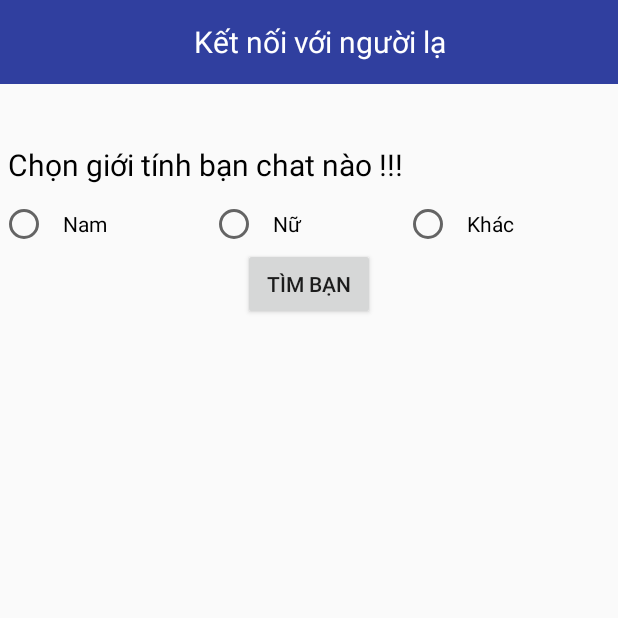
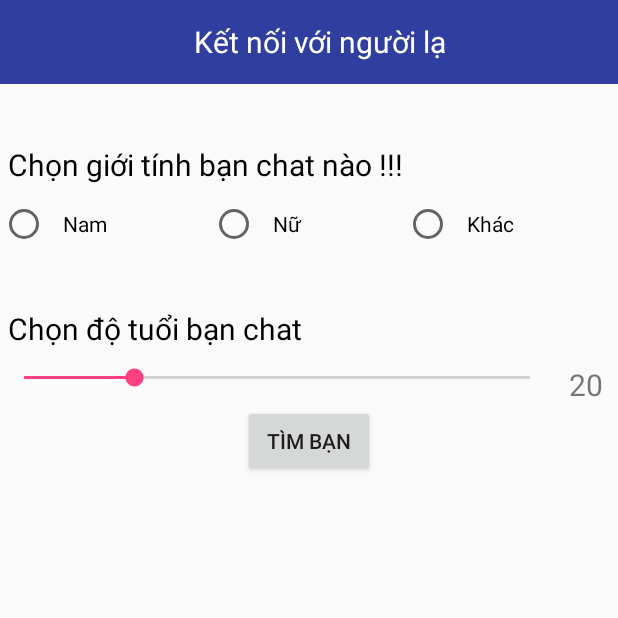
Before and after one commit to toshiro97/TalkWithMe, an Android app: the fragment ChatFragment shown on its own in the app's theme, after a tap on "TÌM BẠN", on a phone screen of 412 x 824 dp, the top half of it. Run offline under Robolectric (Android 15) with nearby library versions, the light colour scheme and no system bars; our stand-ins replace Firebase (no records; nobody signed in at launch, a user with empty details on screens opened directly).

Commit message:
init commint

```diff
--- a/app/src/main/java/com/toshiro97/talkwithme/view/LoginActivity.kt
+++ b/app/src/main/java/com/toshiro97/talkwithme/view/LoginActivity.kt
@@ -38,6 +38,7 @@ class LoginActivity : AppCompatActivity() {
                                 hiddenProcessBar()
                                 startActivity(intent)
                                 Common.phoneNumber = phoneNumber
+                                Common.currentUser = user
                             } else {
                                 hiddenProcessBar()
                                 Toast.makeText(this, "Mật khẩu không chính xác", Toast.LENGTH_SHORT).show()
--- a/app/src/main/java/com/toshiro97/talkwithme/view/fragment/ChatFragment.kt
+++ b/app/src/main/java/com/toshiro97/talkwithme/view/fragment/ChatFragment.kt
@@ -1,6 +1,8 @@
 package com.toshiro97.talkwithme.view.fragment
 
+import android.content.Intent
 import android.os.Bundle
+import android.os.Handler
 import android.support.v4.app.Fragment
 import android.view.LayoutInflater
 import android.view.View
@@ -10,8 +12,16 @@ import com.toshiro97.talkwithme.R
 import java.text.SimpleDateFormat
 import java.util.*
 import android.util.Log
+import android.widget.SeekBar
+import android.widget.Toast
 import com.google.firebase.firestore.FirebaseFirestore
+import com.toshiro97.talkwithme.model.User
+import com.toshiro97.talkwithme.untils.Common
+import com.toshiro97.talkwithme.view.ChatActivity
+import kotlinx.android.synthetic.main.fragment_chat.*
 import kotlinx.android.synthetic.main.fragment_chat.view.*
+
+
 
 
 class ChatFragment : Fragment() {
@@ -19,44 +29,110 @@ class ChatFragment : Fragment() {
     var rootRef = FirebaseFirestore.getInstance()
     var allUsersRef = rootRef.collection("users")
     var sex = ""
+    val max = 32
+    val min = 13
+    var current = 20
+    var age = 0
 
     override fun onCreateView(inflater: LayoutInflater, container: ViewGroup?, savedInstanceState: Bundle?): View? {
         val view = inflater.inflate(R.layout.fragment_chat,container,false)
-
-
 
         view.radioSex.setOnCheckedChangeListener { _, checkedId ->
             val radioButton = view!!.findViewById<RadioButton>(checkedId)
             sex = radioButton.text.toString()
         }
 
+        view.seek_bar_age.max = max
+        view.seek_bar_age.progress = current-min
+        view.tv_age.text = "" + current
+
+
+        view.seek_bar_age.setOnSeekBarChangeListener(object : SeekBar.OnSeekBarChangeListener {
+            override fun onProgressChanged(seekBar: SeekBar?, progress: Int, fromUser: Boolean) {
+                current = progress + min
+                view.tv_age.text = "" + current
+                age = current
+            }
+
+            override fun onStartTrackingTouch(seekBar: SeekBar?) {
+
+            }
+
+            override fun onStopTrackingTouch(seekBar: SeekBar?) {
+
+            }
+
+        })
+
         view.btnFindFriend.setOnClickListener {
-            getFriendChat(sex)
+            getFriendChat(sex,age)
         }
+
+
 
 
         return view
     }
 
-    private fun getFriendChat(sex: String) {
+    private fun getFriendChat(sex: String, age : Int) {
+
+        showProcessBar()
+
         val currentTime = Calendar.getInstance()
+
+        val year = Calendar.getInstance().get(Calendar.YEAR)
+        val ageYear = year - age
+
+        Log.d("ageYear",ageYear.toString())
+
+
         currentTime.add(Calendar.DATE,-1)
         val time = currentTime.time
         val formatDateSV = SimpleDateFormat("yyyyMMdd")
         val dateToSV = formatDateSV.format(time)
 
-        val query = allUsersRef.whereEqualTo("sex","Nam").orderBy("timeOnline")
+        val query = allUsersRef.whereEqualTo("sex",sex).whereEqualTo("age",ageYear)
+        query.orderBy("timeOnline").limit(1)
 
-        Log.d("","");
+        query.get().addOnSuccessListener {
+            if (it.isEmpty){
+                Toast.makeText(context,"Không có thông tin thích hợp",Toast.LENGTH_SHORT).show()
+                hiddenProcessBar()
+            }else {
+                val userCollection = it.toObjects(User::class.java)
+                Common.sendUser = userCollection[0]
 
-        query.get().addOnCompleteListener {
-            if (it.isSuccessful) {
-                it.result
+                val listUser: MutableList<String> ?= ArrayList()
+                listUser!!.add(userCollection[0].phoneNumber.toString())
+                allUsersRef.document(Common.phoneNumber)
+                        .update(
+                                "listUser", listUser
+                        )
+                        .addOnSuccessListener {
+                            Toast.makeText(context, "Cập nhật list thành công", Toast.LENGTH_SHORT).show()
+                            val intent = Intent(context, ChatActivity::class.java)
+                            hiddenProcessBar()
+                            startActivity(intent)
 
-            } else {
 
+                        }
+                        .addOnFailureListener { Toast.makeText(context, "Cập nhật thất bại mật khẩu", Toast.LENGTH_SHORT).show() }
+
+                Log.d("userCollection", userCollection.toString())
             }
         }
 
     }
+
+    fun hiddenProcessBar() {
+        Handler().postDelayed({
+            progressBarChat.visibility = View.INVISIBLE
+            linearChat.visibility = View.VISIBLE
+        }, 1000)
+    }
+
+    fun showProcessBar() {
+        progressBarChat.visibility = View.VISIBLE
+        linearChat.visibility = View.INVISIBLE
+    }
 }
--- a/app/src/main/res/layout/fragment_chat.xml
+++ b/app/src/main/res/layout/fragment_chat.xml
@@ -27,6 +27,7 @@
     </android.support.v7.widget.Toolbar>
 
     <LinearLayout
+        android:id="@+id/linearChat"
         android:layout_width="match_parent"
         android:layout_height="wrap_content"
         android:layout_below="@id/toolbar"
@@ -38,7 +39,7 @@
             android:layout_height="wrap_content"
             android:paddingHorizontal="5dp"
             android:paddingVertical="10dp"
-            android:text="Chọn giới tính bạn chat nào !!!"
+            android:text="@string/select_sex_chat"
             android:textColor="@android:color/black"
             android:textSize="20sp"
             android:layout_marginTop="30dp"
@@ -76,6 +77,43 @@
 
         </RadioGroup>
 
+        <TextView
+            android:layout_width="match_parent"
+            android:layout_height="wrap_content"
+            android:paddingHorizontal="5dp"
+            android:paddingVertical="10dp"
+            android:text="@string/select_age_chat"
+            android:textColor="@android:color/black"
+            android:textSize="20sp"
+            android:layout_marginTop="30dp"
+            />
+
+
+        <LinearLayout
+            android:layout_width="match_parent"
+            android:layout_height="wrap_content"
+            android:orientation="horizontal"
+
+            >
+            <SeekBar
+                android:id="@+id/seek_bar_age"
+                android:layout_width="0dp"
+                android:layout_height="wrap_content"
+                android:layout_weight="1"
+                android:paddingLeft="10dp"
+                />
+            <TextView
+                android:id="@+id/tv_age"
+                android:layout_width="wrap_content"
+                android:layout_height="wrap_content"
+                android:text="1"
+                android:paddingHorizontal="10dp"
+                android:textSize="20sp"
+                />
+
+        </LinearLayout>
+
+
         <Button
             android:id="@+id/btnFindFriend"
             android:layout_width="wrap_content"
@@ -84,4 +122,12 @@
             android:text="Tìm bạn" />
     </LinearLayout>
 
+    <ProgressBar
+        android:id="@+id/progressBarChat"
+        android:layout_width="wrap_content"
+        android:layout_height="wrap_content"
+        android:layout_centerInParent="true"
+        android:visibility="gone"
+        />
+
 </RelativeLayout>
--- a/app/src/main/res/values/strings.xml
+++ b/app/src/main/res/values/strings.xml
@@ -22,4 +22,6 @@
     <string name="chat_people">Chat với mọi người nào !!!</string>
     <string name="login_code">Đăng nhập với số điện thoại</string>
     <string name="login_pass">Đăng nhập với mật khẩu</string>
+    <string name="select_sex_chat">Chọn giới tính bạn chat nào !!!</string>
+    <string name="select_age_chat">Chọn độ tuổi bạn chat</string>
 </resources>
```
Also changed, not shown: app/src/main/java/com/toshiro97/talkwithme/model/User.kt (+23 -11 lines), app/src/main/java/com/toshiro97/talkwithme/view/StartActivity.kt (+9 -2 lines).
